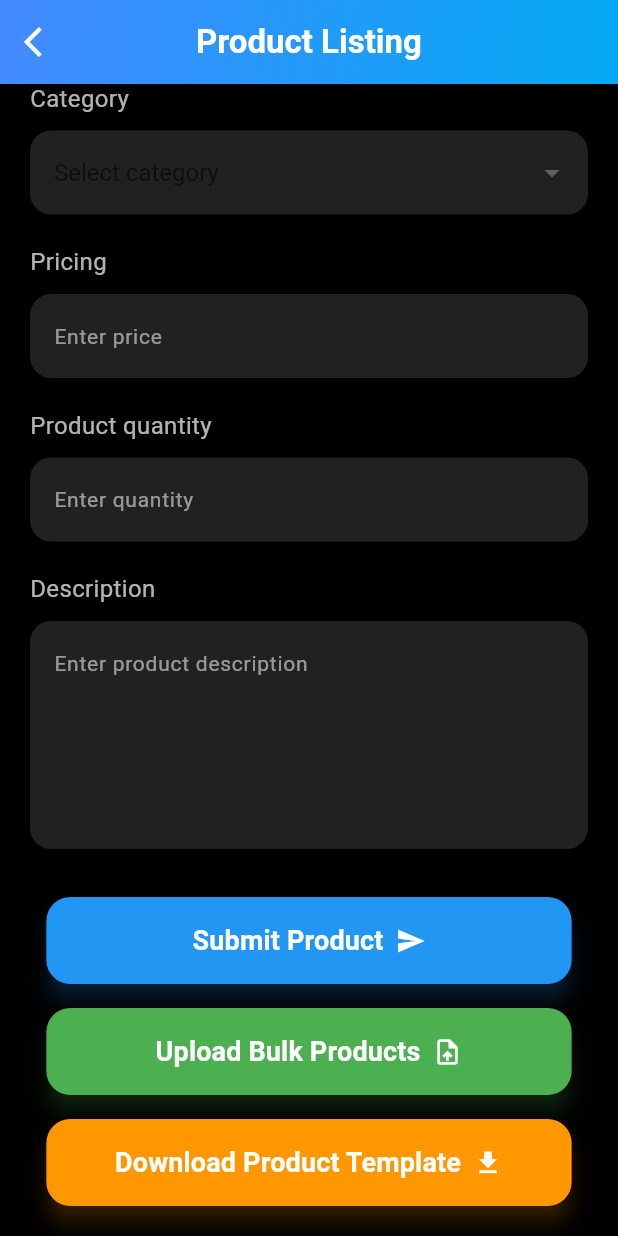
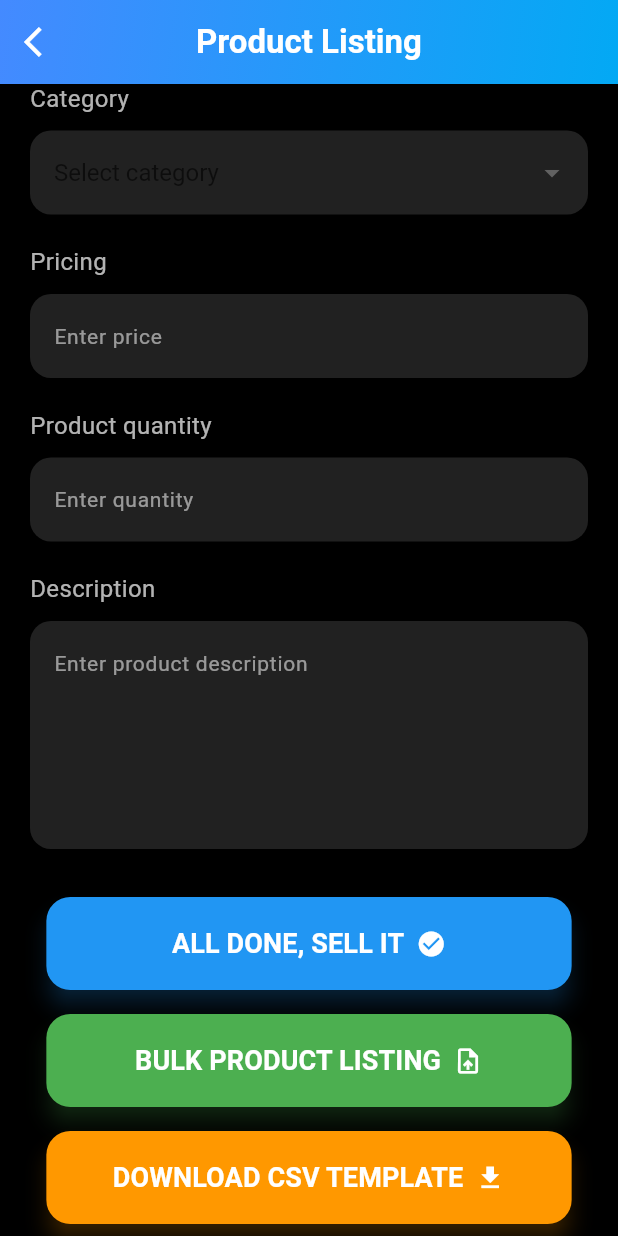
Before and after one commit to RensithUdara/gemhub_mobileapp, a Flutter app: the ProductListing screen opened directly, scrolled down 322 dp, on a phone screen of 412 x 824 dp. Run offline on Flutter 3.47's test engine with Material 3 defaults, Android fonts, the phone set to English and light mode, and no system bars; our stand-ins replace animated_bottom_navigation_bar, carousel_slider, cloud_firestore, csv, file_picker, firebase_auth and 7 more; accounts and stored records are empty.

Commit message:
chore: update button labels and padding in product listing

```diff
--- a/lib/Seller/product_listing.dart
+++ b/lib/Seller/product_listing.dart
@@ -588,7 +588,6 @@ class _ProductListingState extends State<ProductListing>
                     maxLines: 5,
                   ),
                   const SizedBox(height: 32),
-                  // Submit Product Button (First)
                   Center(
                     child: SizedBox(
                       width: MediaQuery.of(context).size.width * 0.85,
@@ -597,7 +596,7 @@ class _ProductListingState extends State<ProductListing>
                         style: ElevatedButton.styleFrom(
                           backgroundColor: Colors.blue,
                           foregroundColor: Colors.white,
-                          padding: const EdgeInsets.symmetric(vertical: 16),
+                          padding: const EdgeInsets.symmetric(vertical: 18),
                           shape: RoundedRectangleBorder(
                             borderRadius: BorderRadius.circular(16),
                           ),
@@ -608,19 +607,19 @@ class _ProductListingState extends State<ProductListing>
                           mainAxisAlignment: MainAxisAlignment.center,
                           children: [
                             Text(
-                              'Submit Product',
+                              'ALL DONE, SELL IT',
                               style: TextStyle(
                                   fontSize: 18, fontWeight: FontWeight.bold),
                             ),
                             SizedBox(width: 8),
-                            Icon(Icons.send, size: 20, color: Colors.white),
+                            Icon(Icons.check_circle,
+                                size: 20, color: Colors.white),
                           ],
                         ),
                       ),
                     ),
                   ),
                   const SizedBox(height: 16),
-                  // Upload Bulk Products Button (Second)
                   Center(
                     child: SizedBox(
                       width: MediaQuery.of(context).size.width * 0.85,
@@ -629,7 +628,7 @@ class _ProductListingState extends State<ProductListing>
                         style: ElevatedButton.styleFrom(
                           backgroundColor: Colors.green,
                           foregroundColor: Colors.white,
-                          padding: const EdgeInsets.symmetric(vertical: 16),
+                          padding: const EdgeInsets.symmetric(vertical: 18),
                           shape: RoundedRectangleBorder(
                             borderRadius: BorderRadius.circular(16),
                           ),
@@ -641,8 +640,8 @@ class _ProductListingState extends State<ProductListing>
                           children: [
                             Text(
                               _isBulkUploading
-                                  ? 'Uploading...'
-                                  : 'Upload Bulk Products',
+                                  ? 'UPLOADING...'
+                                  : 'BULK PRODUCT LISTING',
                               style: const TextStyle(
                                   fontSize: 18, fontWeight: FontWeight.bold),
                             ),
@@ -664,7 +663,6 @@ class _ProductListingState extends State<ProductListing>
                     ),
                   ),
                   const SizedBox(height: 16),
-                  // Download Product Template Button (Third)
                   Center(
                     child: SizedBox(
                       width: MediaQuery.of(context).size.width * 0.85,
@@ -673,7 +671,7 @@ class _ProductListingState extends State<ProductListing>
                         style: ElevatedButton.styleFrom(
                           backgroundColor: Colors.orange,
                           foregroundColor: Colors.white,
-                          padding: const EdgeInsets.symmetric(vertical: 16),
+                          padding: const EdgeInsets.symmetric(vertical: 18),
                           shape: RoundedRectangleBorder(
                             borderRadius: BorderRadius.circular(16),
                           ),
@@ -685,8 +683,8 @@ class _ProductListingState extends State<ProductListing>
                           children: [
                             Text(
                               _isDownloadingTemplate
-                                  ? 'Downloading...'
-                                  : 'Download Product Template',
+                                  ? 'DOWNLOADING...'
+                                  : 'DOWNLOAD CSV TEMPLATE',
                               style: const TextStyle(
                                   fontSize: 18, fontWeight: FontWeight.bold),
                             ),
```
